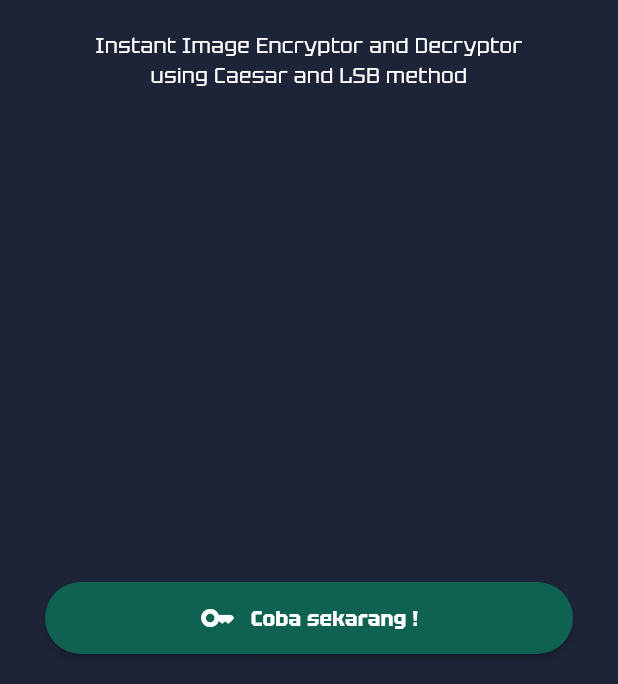
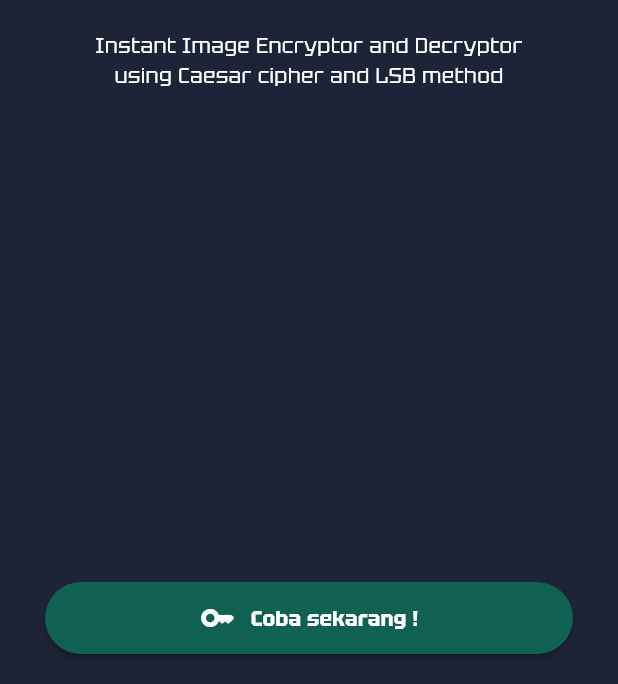
Before and after one commit to SalamPS/PiGANO, a Flutter app: the screen it shows after launch, on a phone screen of 412 x 824 dp, the part 552-1236 px from its top. Run offline on Flutter 3.47's test engine with Material 3 defaults, Android fonts, the phone set to English and light mode, and no system bars; our stand-ins replace image_picker, permission_handler.

Commit message:
chore(subtitle): Updated

```diff
--- a/lib/src/index.dart
+++ b/lib/src/index.dart
@@ -69,7 +69,7 @@ class _EganoWelcomeState extends State<EganoWelcome> {
                       child: Column(
                         children: [
                           Text(
-                            'Instant Image Encryptor and Decryptor\nusing Caesar and LSB method',
+                            'Instant Image Encryptor and Decryptor\nusing Caesar cipher and LSB method',
                             style: TextStyle(color: Colors.white, fontSize: 14),
                             textAlign: TextAlign.center,
                           ),
```
